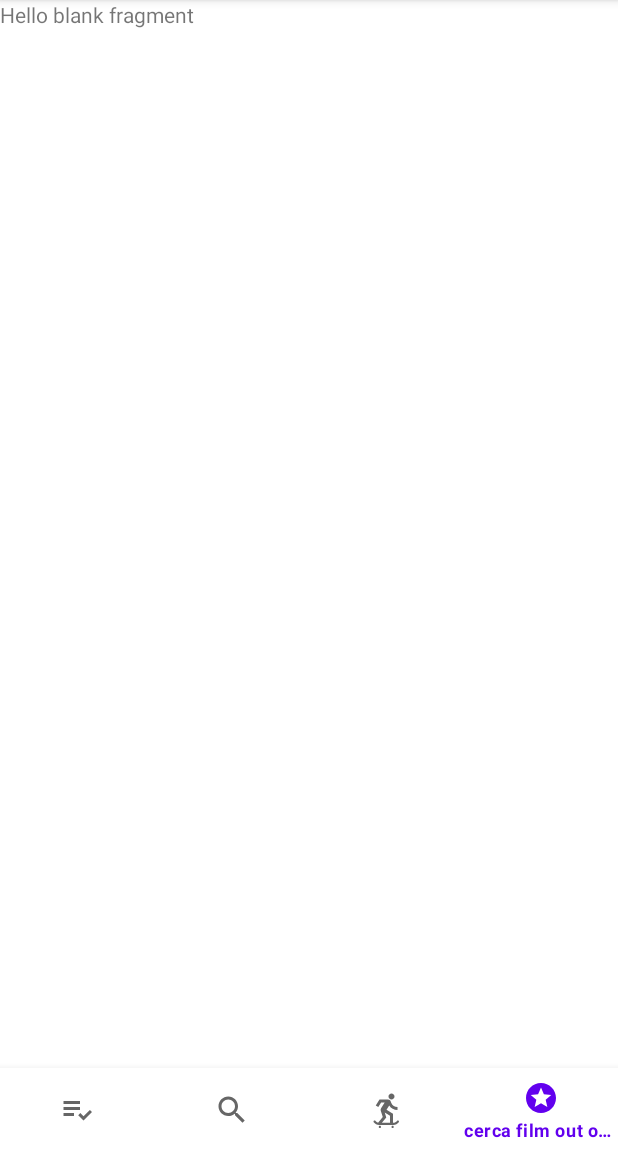
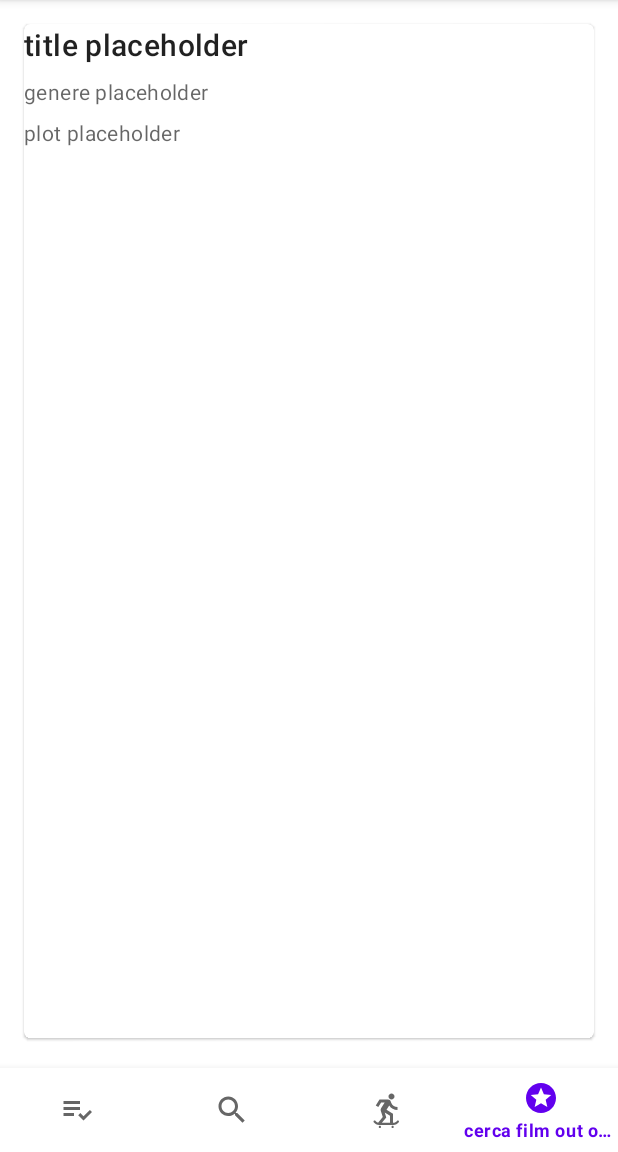
Before and after one commit to Bessy99/PopTheMovieProject, an Android app: the OutOfTheBoxMovieFragment screen opened through its navigation route, on a phone screen of 412 x 824 dp, the part 84-1236 px from its top. Run offline under Robolectric (Android 15) with nearby library versions, the phone set to English and light mode, and no system bars; our stand-ins replace Picasso, navigation-ui; pictures from the network do not load; 3 statements that could not run were skipped.

Commit message:
Sistemata la visualizzazione dei consigli sui film allo shake del telefono

```diff
--- a/app/src/main/java/com/bessy/popthemovie/MainActivity.java
+++ b/app/src/main/java/com/bessy/popthemovie/MainActivity.java
@@ -38,8 +38,8 @@ public class MainActivity extends AppCompatActivity {
 
         /* recupera user da id */
         MainActivityViewModel mainActivityViewModel = new ViewModelProvider(this).get(MainActivityViewModel.class);
-        MutableLiveData<User> user = mainActivityViewModel.getUser("pop@gmail.com", "passd5");
-        //MutableLiveData<User> user = mainActivityViewModel.getUser("c.n@hmfg.com", "fhhd");
+        //MutableLiveData<User> user = mainActivityViewModel.getUser("pop@gmail.com", "passd5");
+        MutableLiveData<User> user = mainActivityViewModel.getUser("c.n@hmfg.com", "fhhd");
         /* */
 
         /* registra nuovo user
--- a/app/src/main/java/com/bessy/popthemovie/OutOfTheBoxMovieFragment.java
+++ b/app/src/main/java/com/bessy/popthemovie/OutOfTheBoxMovieFragment.java
@@ -1,5 +1,6 @@
 package com.bessy.popthemovie;
 
+import android.hardware.SensorManager;
 import android.os.Bundle;
 
 import androidx.annotation.NonNull;
@@ -13,6 +14,7 @@ import android.util.Log;
 import android.view.LayoutInflater;
 import android.view.View;
 import android.view.ViewGroup;
+import android.widget.Toast;
 
 import com.bessy.popthemovie.adapters.RecyclerFilmAdapter;
 import com.bessy.popthemovie.databinding.FragmentListeUtenteBinding;
@@ -20,9 +22,13 @@ import com.bessy.popthemovie.databinding.FragmentOutOfTheBoxMovieBinding;
 import com.bessy.popthemovie.models.Movie;
 import com.bessy.popthemovie.models.User;
 import com.bessy.popthemovie.viewModel.MainActivityViewModel;
+import com.squareup.picasso.Picasso;
+import com.squareup.seismic.ShakeDetector;
 
 import java.util.Iterator;
 import java.util.List;
+
+import static android.content.Context.SENSOR_SERVICE;
 
 public class OutOfTheBoxMovieFragment extends Fragment {
 
@@ -31,7 +37,10 @@ public class OutOfTheBoxMovieFragment extends Fragment {
     private FragmentOutOfTheBoxMovieBinding binding;
     private MainActivityViewModel viewModel;
     private List<Movie> classificaFilmList;
-    private Iterator<Movie> movieIterator;
+    private int position = 0;
+    private SensorManager sm;
+    private ShakeDetector sd;
+    private long lastShake = 0;
 
     public OutOfTheBoxMovieFragment() {
         // Required empty public constructor
@@ -50,25 +59,74 @@ public class OutOfTheBoxMovieFragment extends Fragment {
         binding = FragmentOutOfTheBoxMovieBinding.inflate(getLayoutInflater());
         return binding.getRoot();
     }
-
     @Override
     public void onViewCreated(@NonNull View view, @Nullable Bundle savedInstanceState) {
         super.onViewCreated(view, savedInstanceState);
         viewModel = new ViewModelProvider(requireActivity()).get(MainActivityViewModel.class);
+    /*
         viewModel.getClassificaFilm();
-
-        Observer<List<Movie>> classificaObserver = new Observer<List<Movie>>() {
+        Observer<List<Movie>> observerClassificaFilm = new Observer<List<Movie>>() {
             @Override
-            public void onChanged(List<Movie> movies) {
-                classificaFilmList = movies;
-                movieIterator = classificaFilmList.iterator();
-                while(movieIterator.hasNext()) {
-                    Log.d(TAG, movieIterator.next().getTitolo());
+            public void onChanged(List<Movie> classificaFilm) {
+                if(classificaFilm!=null && classificaFilm.size()>0) {
+                    classificaFilmList = classificaFilm;
+                    position = classificaFilmList.size()-1;
+                    Log.d(TAG, "numero film classifica: "+position);
+                }
+                else {
+                    Log.d(TAG, "niente");
                 }
             }
         };
-        viewModel.getClassificaFilm().observe(getViewLifecycleOwner(), classificaObserver);
 
+        viewModel.getClassificaFilm().observe(getViewLifecycleOwner(),observerClassificaFilm);
+
+     */
+
+        sm = (SensorManager) getActivity().getSystemService(SENSOR_SERVICE);
+        sd = new ShakeDetector(new ShakeDetector.Listener() {
+            @Override
+            public void hearShake() {
+                if (classificaFilmList != null && classificaFilmList.size()>0) {
+                    if (separateShake()) {
+                        Log.d(TAG, "shakee!" + position);
+                        lastShake = System.currentTimeMillis();
+                        if (position < 0)
+                        { position = classificaFilmList.size() - 1;}
+
+                        bind(classificaFilmList.get(position));
+                        position--;
+                    }
+                }
+                else {
+                    binding.titoloTextViewOTB.setText("nessun suggerimento");
+                }
+            }
+        });
+        sd.start(sm);
 
     }
+
+    public void bind(Movie movie){
+        binding.titoloTextViewOTB.setText(movie.getTitolo());
+        binding.genereTextViewOTB.setText(movie.getGenere());
+        Picasso.get().load(movie.getPoster()).into(binding.posterImageViewOTB);
+
+    }
+
+    @Override
+    public void onResume() {
+        super.onResume();
+        sd.start(sm);
+    }
+
+    @Override
+    public void onPause() {
+        super.onPause();
+        sd.stop();
+    }
+
+    public boolean separateShake(){
+        return ((System.currentTimeMillis() - lastShake) > 3000) ? true : false;
+    }
 }
--- a/app/src/main/res/layout/fragment_out_of_the_box_movie.xml
+++ b/app/src/main/res/layout/fragment_out_of_the_box_movie.xml
@@ -1,14 +1,83 @@
 <?xml version="1.0" encoding="utf-8"?>
-<FrameLayout xmlns:android="http://schemas.android.com/apk/res/android"
-    xmlns:tools="http://schemas.android.com/tools"
-    android:layout_width="match_parent"
-    android:layout_height="match_parent"
-    tools:context=".OutOfTheBoxMovieFragment">
-
-    <!-- TODO: Update blank fragment layout -->
-    <TextView
+    <LinearLayout
+        xmlns:android="http://schemas.android.com/apk/res/android"
+        xmlns:tools="http://schemas.android.com/tools"
         android:layout_width="match_parent"
         android:layout_height="match_parent"
-        android:text="@string/hello_blank_fragment" />
+        android:orientation="vertical"
+        android:padding="8dp"
+        tools:context=".OutOfTheBoxMovieFragment">
 
-</FrameLayout>
+        <com.google.android.material.card.MaterialCardView
+            android:id="@+id/cardMovieOTB"
+            android:layout_width="match_parent"
+            android:layout_height="match_parent"
+            android:layout_margin="8dp"
+            >
+            <LinearLayout
+                android:layout_width="match_parent"
+                android:layout_height="match_parent"
+                android:orientation="vertical">
+                <!-- Media -->
+                <ImageView
+                    android:id="@+id/posterImageViewOTB"
+                    android:layout_width="match_parent"
+                    android:layout_height="wrap_content"
+                    android:cropToPadding="true"
+                    />
+
+                <TextView
+                    android:id="@+id/titoloTextViewOTB"
+                    android:layout_width="wrap_content"
+                    android:layout_height="wrap_content"
+                    android:text="title placeholder"
+                    android:textAppearance="?attr/textAppearanceHeadline6"
+                    />
+                <TextView
+                    android:id="@+id/genereTextViewOTB"
+                    android:layout_width="wrap_content"
+                    android:layout_height="wrap_content"
+                    android:layout_marginTop="8dp"
+                    android:text="genere placeholder"
+                    android:textAppearance="?attr/textAppearanceBody2"
+                    android:textColor="?android:attr/textColorSecondary"
+                    />
+                <TextView
+                    android:id="@+id/tramaTextViewOTB"
+                    android:layout_width="wrap_content"
+                    android:layout_height="wrap_content"
+                    android:layout_marginTop="8dp"
+                    android:text="plot placeholder"
+                    android:textAppearance="?attr/textAppearanceBody2"
+                    android:textColor="?android:attr/textColorSecondary"
+                    />
+            </LinearLayout>
+        </com.google.android.material.card.MaterialCardView>
+        <LinearLayout
+            android:layout_width="match_parent"
+            android:layout_height="wrap_content"
+            android:orientation="horizontal"
+            android:weightSum="100">
+            <com.google.android.material.button.MaterialButton
+                android:id="@+id/addVistiButtonOTB"
+                android:layout_width="0dp"
+                android:layout_weight="25"
+                android:layout_height="wrap_content"
+                android:text="Visto"
+                android:layout_margin="8dp"/>
+            <com.google.android.material.button.MaterialButton
+                android:id="@+id/addDaVedereButtonOTB"
+                android:layout_width="0dp"
+                android:layout_weight="25"
+                android:layout_height="wrap_content"
+                android:text="Da vedere"
+                android:layout_margin="8dp"/>
+            <com.google.android.material.button.MaterialButton
+                android:id="@+id/nextButtonOTB"
+                android:layout_width="0dp"
+                android:layout_weight="50"
+                android:layout_height="wrap_content"
+                android:text="Prossimo suggerimento"
+                android:layout_margin="8dp"/>
+        </LinearLayout>
+    </LinearLayout>
```
Also changed, not shown: app/src/main/java/com/bessy/popthemovie/SimilarMovieFragment.java (+19 -6 lines).
